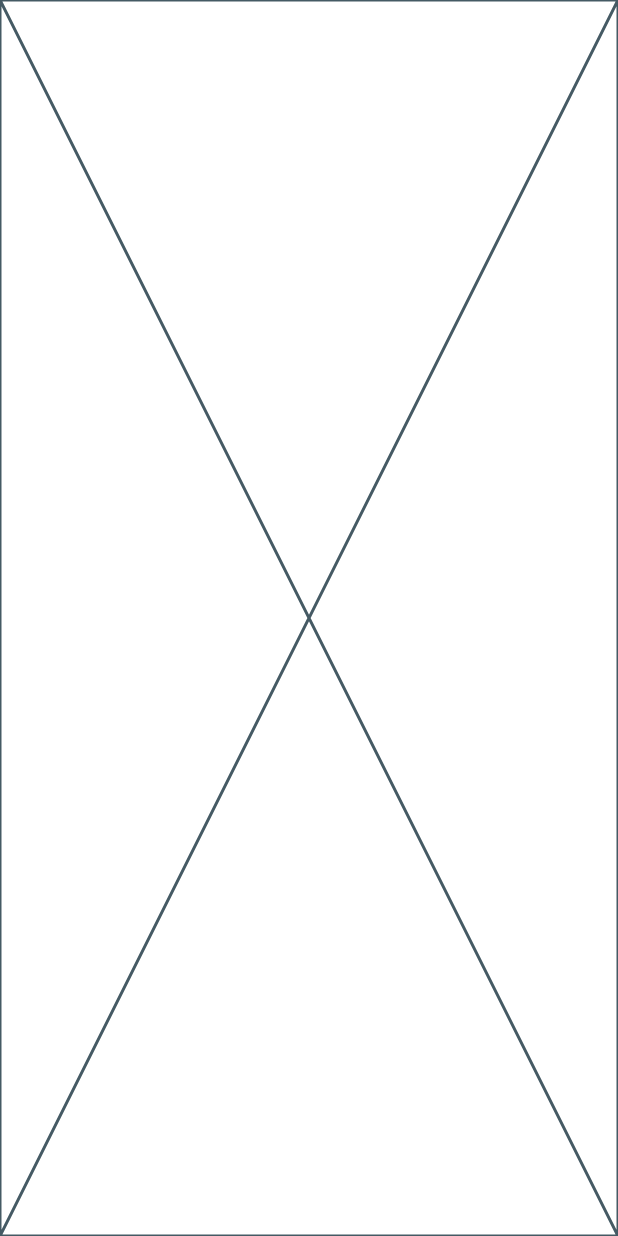
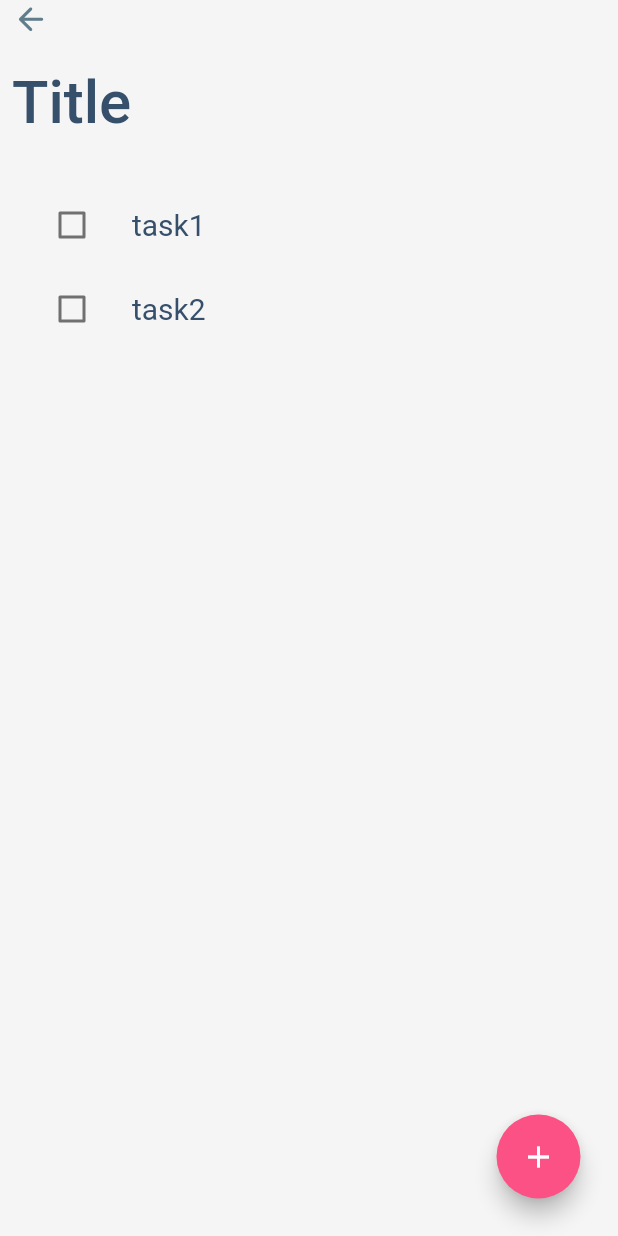
Before and after one commit to archit27-uo/To-Do-App, a Flutter app: the screen it shows after launch, on a phone screen of 412 x 824 dp. Run offline on Flutter 3.47's test engine with Material 2 defaults, Android fonts, the phone set to English and light mode, and no system bars.

Commit message:
task_screen added

```diff
--- a/lib/main.dart
+++ b/lib/main.dart
@@ -1,5 +1,6 @@
 import 'package:flutter/material.dart';
 import 'screens/task_screen.dart';
+import 'screens/newTask_screen.dart';
 
 void main() {
   runApp(MyApp());
@@ -10,7 +11,11 @@ class MyApp extends StatelessWidget {
   @override
   Widget build(BuildContext context) {
     return MaterialApp(
-      home: TaskScreen(),
+      initialRoute: '/',
+      routes: {
+        '/': (context) => TaskScreen(),
+        '/second': (context) => const newTask(),
+      },
     );
   }
 }
--- /dev/null
+++ b/lib/screens/newTask_screen.dart
@@ -0,0 +1,16 @@
+import 'package:flutter/material.dart';
+
+
+class newTask extends StatefulWidget {
+  const newTask({Key? key}) : super(key: key);
+
+  @override
+  State<newTask> createState() => _newTaskState();
+}
+
+class _newTaskState extends State<newTask> {
+  @override
+  Widget build(BuildContext context) {
+    return const Placeholder();
+  }
+}
--- a/lib/screens/task_screen.dart
+++ b/lib/screens/task_screen.dart
@@ -1,10 +1,86 @@
 import 'package:flutter/material.dart';
 
 class TaskScreen extends StatelessWidget {
-  const TaskScreen({Key? key}) : super(key: key);
 
   @override
   Widget build(BuildContext context) {
-    return const Placeholder();
+    return SafeArea(
+      child: Scaffold(
+        backgroundColor: Color(0xFFF5F5F5),
+        body: Padding(
+          padding: EdgeInsets.only(left: 8.0),
+          child: Column(
+            crossAxisAlignment: CrossAxisAlignment.start,
+            children: [
+
+              Icon(
+                  Icons.arrow_back_rounded,
+                color: Colors.blueGrey,
+                size: 25,
+
+              ),
+
+              SizedBox(
+                height: 20,
+              ),
+              Text(
+                'Title',
+                style: TextStyle(
+                  color: Color(0xFF364F6B),
+                  fontSize: 40,
+                  fontWeight: FontWeight.w500,
+                ),
+              ),
+              SizedBox(height: 30,),
+              Expanded(
+                child: ListView(
+                  scrollDirection: Axis.vertical,
+                  children: [
+                    ListTile(
+                      title: Text(
+                          'task1',
+                        style: TextStyle(
+                          color: Color(0xFF364F6B),
+                          fontSize: 20,
+                        ),
+                      ),
+                      leading: Checkbox(
+                          value: false, onChanged: (bool? value){},
+                     //   shape: OutlinedBorder(side: BorderSide(style: BorderStyle.solid)),
+                      ),
+                    ),
+                    ListTile(
+                      title: Text(
+                        'task2',
+                        style: TextStyle(
+                          color: Color(0xFF364F6B),
+                          fontSize: 20,
+                        ),
+                      ),
+                      leading: Checkbox(value: false, onChanged: (bool? value){}),
+                    )
+                  ],
+                ),
+              ),
+              Container(
+                alignment: AlignmentDirectional.bottomEnd,
+                child: Padding(
+                  padding: const EdgeInsets.all(25.0),
+                  child: FloatingActionButton(
+                      onPressed: (){},
+
+                    backgroundColor: Color(0xFFFC5185),
+                    child: Icon(
+                        Icons.add,
+                    ),
+
+                  ),
+                ),
+              )
+            ],
+          ),
+        ),
+      ),
+    );
   }
 }
```
